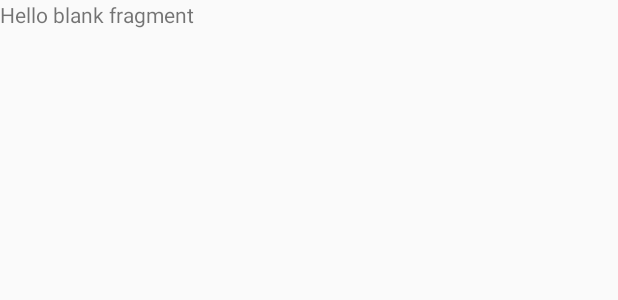
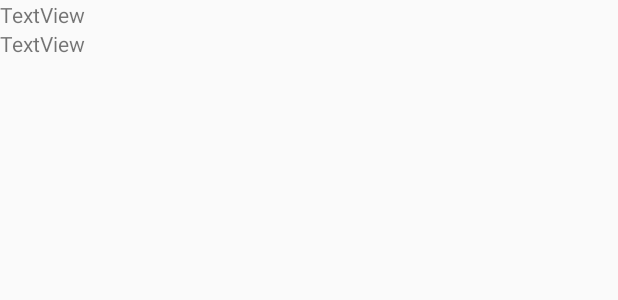
Before and after one commit to jeffchang5/MasseyHacks-Android-Workshop, an Android app: the layout fragment_detail.xml on its own in the app's theme, with its tools: preview values and no code run, on a phone screen of 412 x 824 dp. Shown: the top 300 px of the screen. Run offline under Robolectric (Android 15) with nearby library versions, the phone set to English and light mode, and no system bars; network calls fail.

Commit message:
Layout and icon

```diff
--- a/app/src/main/java/xyz/jeffreychang/openweatherlist/util/NetworkSingleton.java
+++ b/app/src/main/java/xyz/jeffreychang/openweatherlist/util/NetworkSingleton.java
@@ -105,7 +105,8 @@ public class NetworkSingleton {
                                 descObj.getString("description"),
                                 SimpleDateFormat.getDateInstance().format(Double.valueOf(weatherObject.getString("dt")) * 1000),
                                 Math.round(Float.valueOf(temp.getString("min"))),
-                                Math.round(Float.valueOf(temp.getString("max")))
+                                Math.round(Float.valueOf(temp.getString("max"))),
+                                descObj.getString("icon")
                         );
             }
             return dailyWeatherArray;
--- a/app/src/main/res/layout/fragment_detail.xml
+++ b/app/src/main/res/layout/fragment_detail.xml
@@ -3,13 +3,18 @@
     android:layout_width="match_parent"
     android:layout_height="match_parent"
     android:orientation="vertical"
+    android:visibility="visible"
     tools:context="xyz.jeffreychang.openweatherlist.DetailFragment">
 
-    <!-- TODO: Update blank fragment layout -->
     <TextView
+        android:id="@+id/textView"
         android:layout_width="match_parent"
-        android:layout_height="match_parent"
-        android:text="@string/hello_blank_fragment" />
+        android:layout_height="wrap_content"
+        android:text="TextView" />
 
-
+    <TextView
+        android:id="@+id/textView2"
+        android:layout_width="match_parent"
+        android:layout_height="wrap_content"
+        android:text="TextView" />
 </LinearLayout>
--- a/app/src/main/res/layout/item_weather.xml
+++ b/app/src/main/res/layout/item_weather.xml
@@ -6,7 +6,8 @@
     android:layout_width="match_parent"
     android:layout_height="wrap_content"
     android:orientation="horizontal"
-    cardView:cardBackgroundColor="#FFFFFF" >
+    cardView:cardBackgroundColor="#FFFFFF"
+    android:layout_margin="5dp">
 
     <LinearLayout
         android:layout_width="match_parent"
```
Also changed, not shown: app/src/main/java/xyz/jeffreychang/openweatherlist/models/DailyWeather.java (+6 -1 lines), app/src/main/res/layout/activity_main.xml (+6 -5 lines), app/src/main/res/layout/fragment_weather.xml (+55 -10 lines).
